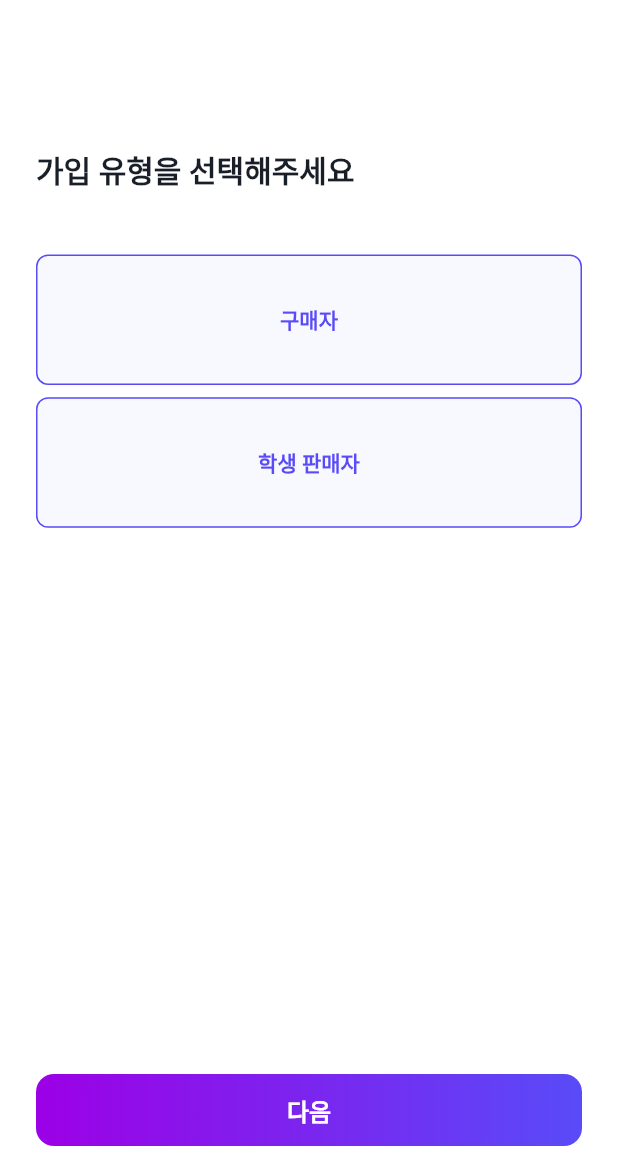
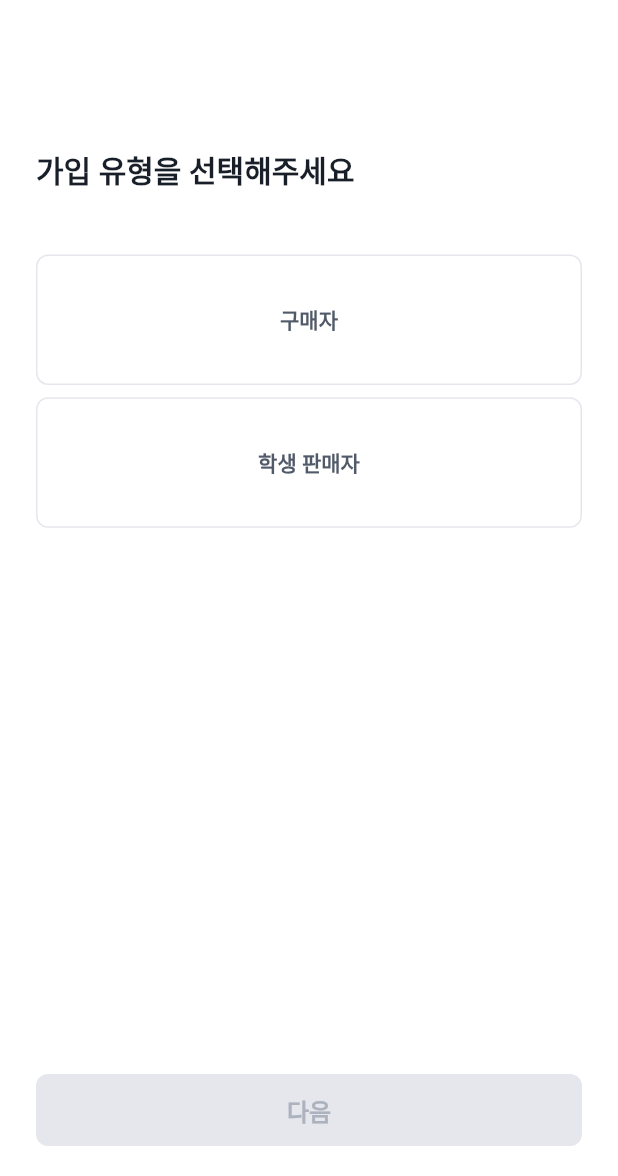
Before and after one commit to SW-Palindrome/Leporem-art-FE, a Flutter app: the AccountType screen opened directly, on a phone screen of 412 x 824 dp, the part 60-1236 px from its top. Run offline on Flutter 3.47's test engine with Material 2 defaults, Android fonts, the phone set to English and light mode, and no system bars; our stand-ins replace extended_image, firebase_analytics, firebase_core, flutter_dotenv, flutter_svg, get and 1 more; missing offline and left inert: amplitude_flutter, kakao_flutter_sdk; accounts and stored records are empty.

Commit message:
Feat: Apply account type controller to screen

```diff
--- a/lib/main.dart
+++ b/lib/main.dart
@@ -8,6 +8,7 @@ import 'package:kakao_flutter_sdk/kakao_flutter_sdk.dart';
 import 'package:leporemart/src/app.dart';
 import 'package:leporemart/src/configs/firebase_config.dart';
 import 'package:leporemart/src/configs/login_config.dart';
+import 'package:leporemart/src/controllers/account_type_controller.dart';
 import 'package:leporemart/src/controllers/agreement_controller.dart';
 import 'package:leporemart/src/screens/agreement.dart';
 import 'package:leporemart/src/screens/authentication.dart';
@@ -29,6 +30,7 @@ void main() async {
   ]);
   Get.put(BottomNavigationbarController());
   Get.put(AgreementController());
+  Get.put(AccountTypeController());
   FirebaseConfig.init();
   KakaoSdk.init(nativeAppKey: '8aeac9bb18f42060a2332885577b8cb9');
 
--- a/lib/src/screens/account_type.dart
+++ b/lib/src/screens/account_type.dart
@@ -1,10 +1,11 @@
 import 'package:flutter/material.dart';
 import 'package:flutter_svg/svg.dart';
 import 'package:get/get.dart';
+import 'package:leporemart/src/controllers/account_type_controller.dart';
 import 'package:leporemart/src/theme/app_theme.dart';
 import 'package:leporemart/src/widgets/next_button.dart';
 
-class AccountType extends StatelessWidget {
+class AccountType extends GetView<AccountTypeController> {
   const AccountType({super.key});
 
   @override
@@ -39,7 +40,12 @@ class AccountType extends StatelessWidget {
                 textAlign: TextAlign.left,
               ),
               SizedBox(height: Get.height * 0.05),
-              Container(
+              Obx(
+                () => InkWell(
+                  onTap: () {
+                    controller.selectType(0);
+                  },
+                  child: Container(
                     alignment: Alignment.center,
                     width: Get.width,
                     padding: EdgeInsets.symmetric(vertical: 32),
@@ -47,23 +53,34 @@ class AccountType extends StatelessWidget {
                       borderRadius: BorderRadius.circular(8),
                       border: Border.all(
                         width: 1,
-                    color: true ? ColorPalette.purple : ColorPalette.grey_3,
+                        color: controller.typeList[0]
+                            ? ColorPalette.purple
+                            : ColorPalette.grey_3,
                       ),
-                  color: true
+                      color: controller.typeList[0]
                           ? ColorPalette.purple.withAlpha(10)
                           : ColorPalette.white,
                     ),
                     child: Text(
                       "구매자",
                       style: TextStyle(
-                    color: ColorPalette.purple,
+                        color: controller.typeList[0]
+                            ? ColorPalette.purple
+                            : ColorPalette.grey_6,
                         fontWeight: FontWeight.bold,
                         fontSize: 14,
                       ),
                     ),
                   ),
+                ),
+              ),
               SizedBox(height: Get.height * 0.01),
-              Container(
+              Obx(
+                () => InkWell(
+                  onTap: () {
+                    controller.selectType(1);
+                  },
+                  child: Container(
                     alignment: Alignment.center,
                     width: Get.width,
                     padding: EdgeInsets.symmetric(vertical: 32),
@@ -71,28 +88,36 @@ class AccountType extends StatelessWidget {
                       borderRadius: BorderRadius.circular(8),
                       border: Border.all(
                         width: 1,
-                    color: true ? ColorPalette.purple : ColorPalette.grey_3,
+                        color: controller.typeList[1]
+                            ? ColorPalette.purple
+                            : ColorPalette.grey_3,
                       ),
-                  color: true
+                      color: controller.typeList[1]
                           ? ColorPalette.purple.withAlpha(10)
                           : ColorPalette.white,
                     ),
                     child: Text(
                       "학생 판매자",
                       style: TextStyle(
-                    color: ColorPalette.purple,
+                        color: controller.typeList[1]
+                            ? ColorPalette.purple
+                            : ColorPalette.grey_6,
                         fontWeight: FontWeight.bold,
                         fontSize: 14,
                       ),
                     ),
                   ),
+                ),
+              ),
               Spacer(),
-              NextButton(
+              Obx(
+                () => NextButton(
                   "다음",
-                value: true,
+                  value: controller.isSelect.value,
                   onTap: () {
                     Get.to(AccountType());
                   },
+                ),
               ),
             ],
           ),
```
Lines whose indentation alone changed are shown as unchanged.
